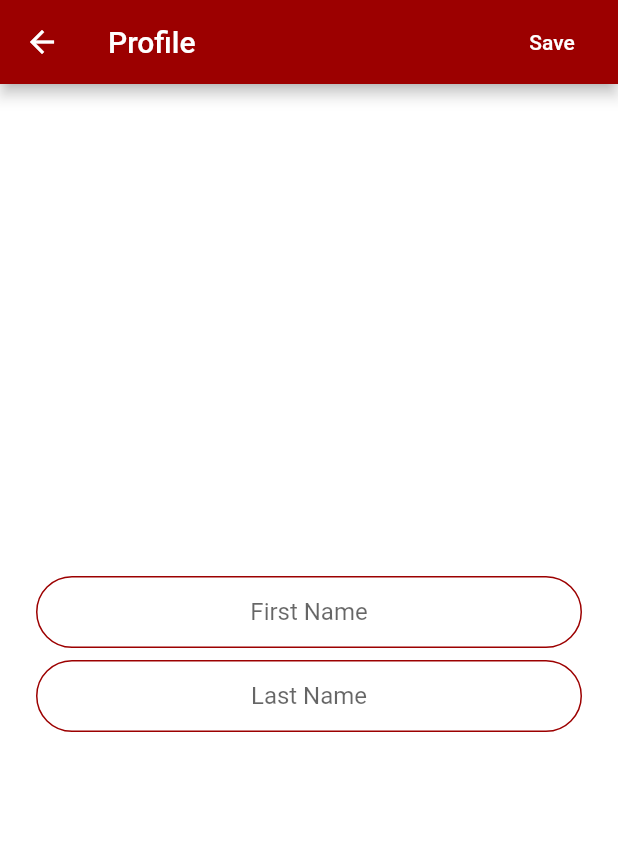
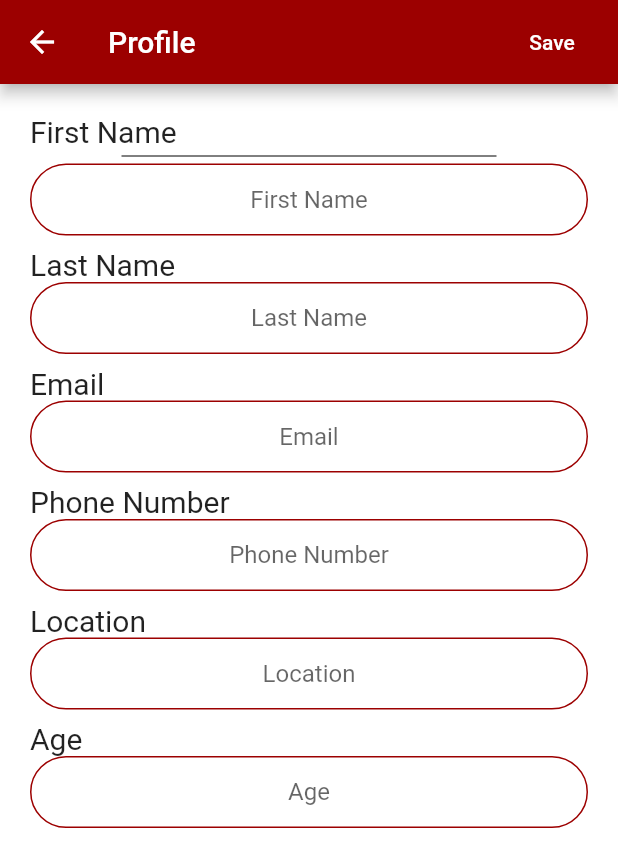
Before and after one commit to hhawkins/Date-Roulette, a Flutter app: the ProfileScreen screen opened directly, on a phone screen of 412 x 824 dp. Shown: the top 867 px of the screen. Run offline on Flutter 3.47's test engine with Material 2 defaults, Android fonts, the phone set to English and light mode, and no system bars; our stand-ins replace animated_text_kit, modal_progress_hud, sliding_up_panel; missing offline and left inert: swipeable_card.

Commit message:
Pull request 3/22/21

```diff
--- a/lib/screens/main_tab_views/profile_settings/profile_screen.dart
+++ b/lib/screens/main_tab_views/profile_settings/profile_screen.dart
@@ -7,6 +7,23 @@ class ProfileScreen extends StatefulWidget {
 
   @override
   _ProfileScreenState createState() => _ProfileScreenState();
+}
+
+class DataInputField {
+  // ignore: missing_return
+  Widget build(BuildContext context) {
+    Align(
+      alignment: Alignment.centerLeft,
+      // child: Container
+      child: Text(
+        'First Name',
+        style: TextStyle(fontSize: 20.0),
+      ),
+    );
+  }
+
+  // @override
+  // _TextField createState() => _TextField ();
 }
 
 class _ProfileScreenState extends State<ProfileScreen> {
@@ -22,6 +39,7 @@ class _ProfileScreenState extends State<ProfileScreen> {
     return Scaffold(
       appBar: AppBar(
         title: const Text('Profile'),
+        backgroundColor: kButtonPrimaryColor,
         actions: <Widget>[
           FlatButton(
             textColor: Colors.white,
@@ -34,37 +52,138 @@ class _ProfileScreenState extends State<ProfileScreen> {
         ],
       ),
       body: Padding(
-          padding: EdgeInsets.symmetric(horizontal: 24.0),
+        padding: const EdgeInsets.all(20.0),
+        child: Center(
           child: Column(
-            mainAxisAlignment: MainAxisAlignment.center,
-            crossAxisAlignment: CrossAxisAlignment.stretch,
-            children: [
+            children: <Widget>[
+              Align(
+                alignment: Alignment.centerLeft,
+                // child: Container
+                child: Text(
+                  'First Name',
+                  style: TextStyle(fontSize: 20.0),
+                ),
+              ),
+              SizedBox(
+                height: 10.0,
+                width: 250.0,
+                child: Divider(
+                  color: Colors.black,
+                ),
+              ),
               TextField(
-                keyboardType: TextInputType.text,
+                keyboardType: TextInputType.emailAddress,
                 textAlign: TextAlign.center,
-                // onChanged: (value) {
-                //   email = value;
-                // },
+                onChanged: (value) {
+                  email = value;
+                },
                 decoration:
                     kTextFieldDecoration.copyWith(hintText: 'First Name'),
               ),
               SizedBox(
                 height: 8.0,
               ),
+              Align(
+                alignment: Alignment.centerLeft,
+                // child: Container
+                child: Text(
+                  'Last Name',
+                  style: TextStyle(fontSize: 20.0),
+                ),
+              ),
               TextField(
-                keyboardType: TextInputType.text,
+                keyboardType: TextInputType.emailAddress,
                 textAlign: TextAlign.center,
-                // onChanged: (value) {
-                //   email = value;
-                // },
+                onChanged: (value) {
+                  email = value;
+                },
                 decoration:
                     kTextFieldDecoration.copyWith(hintText: 'Last Name'),
               ),
               SizedBox(
                 height: 8.0,
               ),
+              Align(
+                alignment: Alignment.centerLeft,
+                // child: Container
+                child: Text(
+                  'Email',
+                  style: TextStyle(fontSize: 20.0),
+                ),
+              ),
+              TextField(
+                keyboardType: TextInputType.emailAddress,
+                textAlign: TextAlign.center,
+                onChanged: (value) {
+                  email = value;
+                },
+                decoration: kTextFieldDecoration.copyWith(hintText: 'Email'),
+              ),
+              SizedBox(
+                height: 8.0,
+              ),
+              Align(
+                alignment: Alignment.centerLeft,
+                // child: Container
+                child: Text(
+                  'Phone Number',
+                  style: TextStyle(fontSize: 20.0),
+                ),
+              ),
+              TextField(
+                keyboardType: TextInputType.emailAddress,
+                textAlign: TextAlign.center,
+                onChanged: (value) {
+                  email = value;
+                },
+                decoration:
+                    kTextFieldDecoration.copyWith(hintText: 'Phone Number'),
+              ),
+              SizedBox(
+                height: 8.0,
+              ),
+              Align(
+                alignment: Alignment.centerLeft,
+                // child: Container
+                child: Text(
+                  'Location',
+                  style: TextStyle(fontSize: 20.0),
+                ),
+              ),
+              TextField(
+                keyboardType: TextInputType.emailAddress,
+                textAlign: TextAlign.center,
+                onChanged: (value) {
+                  email = value;
+                },
+                decoration: kTextFieldDecoration.copyWith(hintText: 'Location'),
+              ),
+              SizedBox(
+                height: 8.0,
+              ),
+              Align(
+                alignment: Alignment.centerLeft,
+                // child: Container
+                child: Text(
+                  'Age',
+                  style: TextStyle(fontSize: 20.0),
+                ),
+              ),
+              TextField(
+                keyboardType: TextInputType.emailAddress,
+                textAlign: TextAlign.center,
+                onChanged: (value) {
+                  email = value;
+                },
+                decoration: kTextFieldDecoration.copyWith(hintText: 'Age'),
+              ),
+              SizedBox(
+                height: 8.0,
+              ),
             ],
-          )),
+          ),
+        ),
+      ),
     );
   }
 }
```
